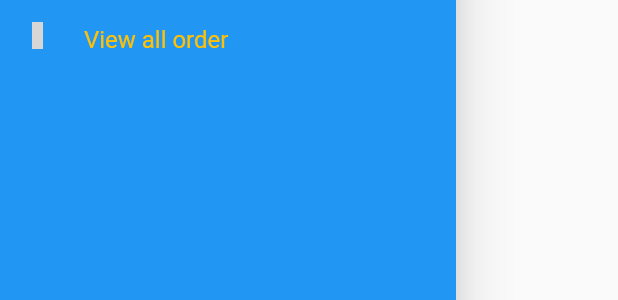
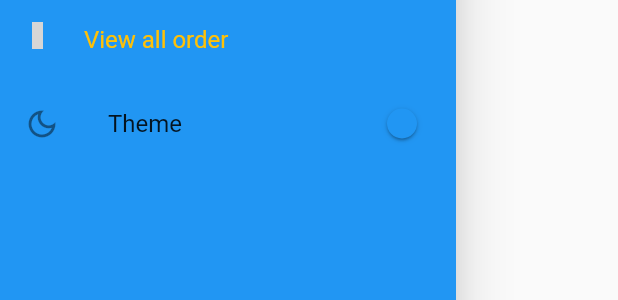
Before and after one commit to Devsaci/grocery_app_adminpanel_hadji_V1, a Flutter app: the SideMenu widget shown alone on an empty page, opened directly, on a phone screen of 412 x 824 dp. Shown: the part 424-724 px from the top of the screen. Run offline on Flutter 3.47's test engine with Material 2 defaults, Android fonts, the phone set to English and light mode, and no system bars; our stand-ins replace iconly; grey boxes are pictures that could not be loaded.

Commit message:
SwitchListTile  Theme

```diff
--- a/lib/main.dart
+++ b/lib/main.dart
@@ -1,5 +1,5 @@
 import 'package:flutter/material.dart';
-import 'package:grocery_app_adminpanel_v1/screens/main_screen.dart';
+import '../screens/main_screen.dart';
 
 void main() {
   runApp(const MyApp());
--- a/lib/widgets/side_menu.dart
+++ b/lib/widgets/side_menu.dart
@@ -35,6 +35,12 @@ class _SideMenuState extends State<SideMenu> {
             press: () {},
             icon: IconlyBold.bag_2,
           ),
+          SwitchListTile(
+            title: const Text('Theme'),
+            secondary: Icon(Icons.dark_mode_outlined),
+            value: true,
+            onChanged: (value) {},
+          )
         ],
       ),
     );
```
